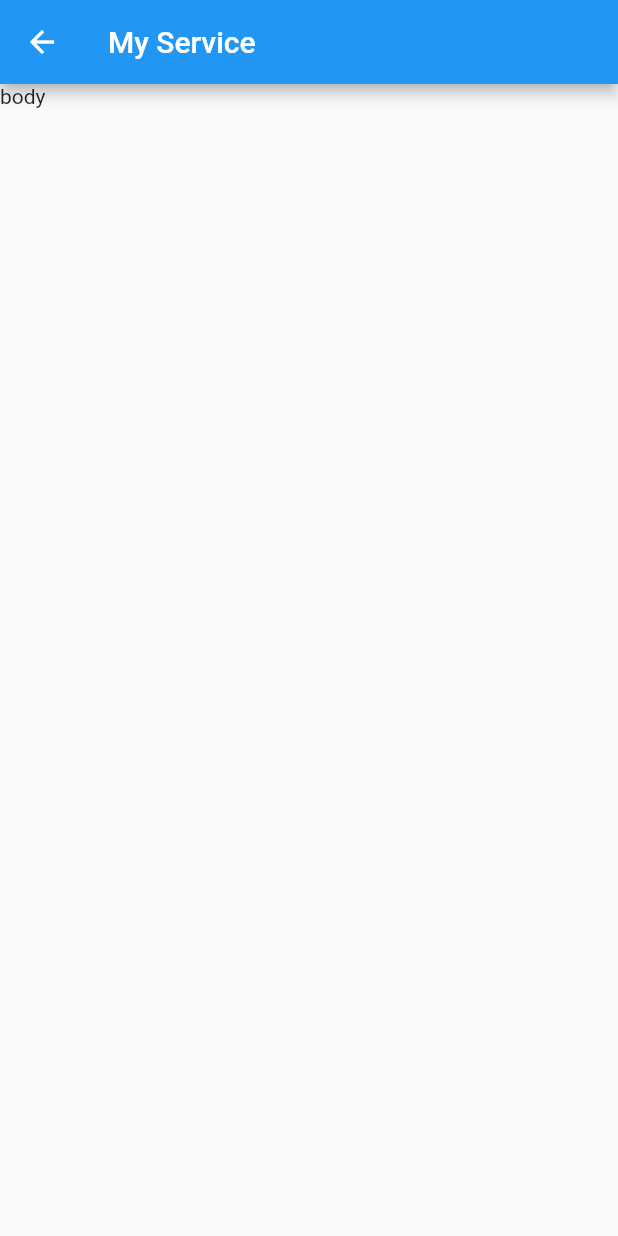
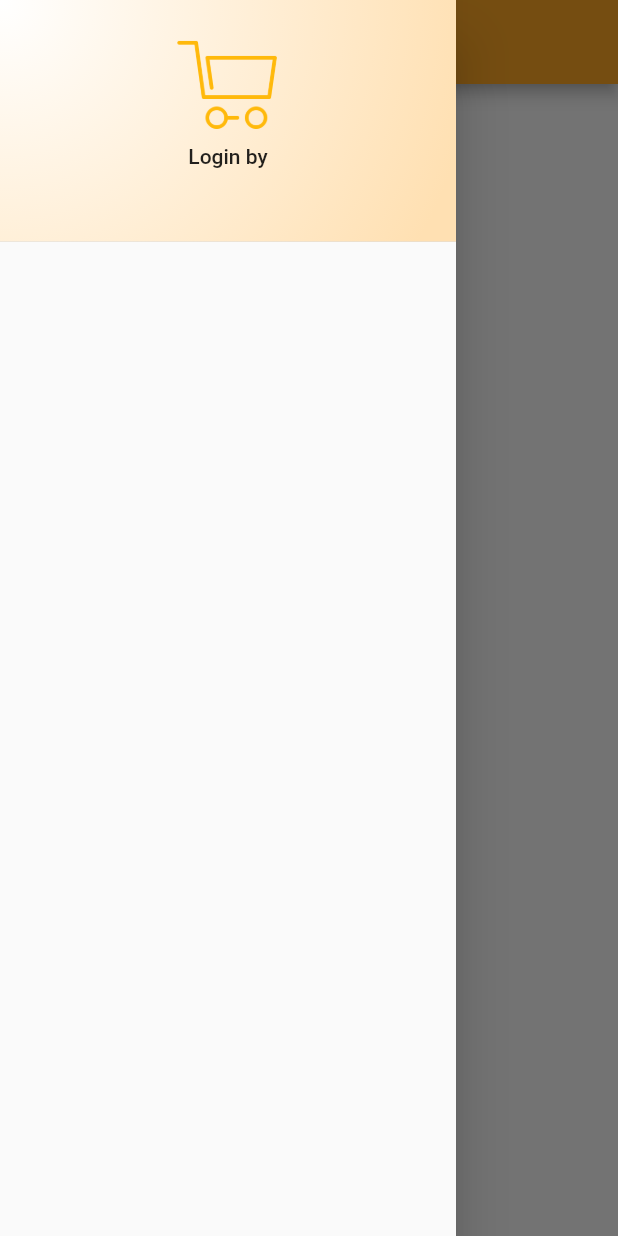
Before and after one commit to Sathitkingz/KingzShopping, a Flutter app: the myService screen opened directly, with the side drawer open (before the commit the screen has no drawer), on a phone screen of 412 x 824 dp. Run offline on Flutter 3.47's test engine with Material 2 defaults, Android fonts, the phone set to English and light mode, and no system bars; our stand-ins replace firebase_auth; accounts and stored records are empty.

Commit message:
finish 25072019

```diff
--- a/lib/screens/home.dart
+++ b/lib/screens/home.dart
@@ -1,4 +1,6 @@
+import 'package:firebase_auth/firebase_auth.dart';
 import 'package:flutter/material.dart';
+import 'package:kingz_shopping/screens/my_service.dart';
 import 'package:kingz_shopping/screens/sign_in.dart';
 import 'package:kingz_shopping/screens/sign_up.dart';
 
@@ -11,6 +13,23 @@ class _HomeState extends State<Home> {
 // explicit
   double myWidth = 200.0;
 // Method
+  @override
+  void initState() {
+    super.initState();
+    checkStatus();
+  }
+
+  Future<void> checkStatus() async {
+    FirebaseAuth firebaseAuth = FirebaseAuth.instance;
+    FirebaseUser firebaseUser = await firebaseAuth.currentUser();
+
+    if (firebaseUser != null) {
+      var serviceRoute =
+          MaterialPageRoute(builder: (BuildContext context) => myService());
+      Navigator.of(context)
+          .pushAndRemoveUntil(serviceRoute, (Route<dynamic> route) => false);
+    }
+  }
 
   Widget showAppName() {
     return Container(
@@ -96,7 +115,8 @@ class _HomeState extends State<Home> {
 
   @override
   Widget build(BuildContext context) {
-    return Scaffold(resizeToAvoidBottomPadding: false,
+    return Scaffold(
+      resizeToAvoidBottomPadding: false,
       body: Container(
         decoration: BoxDecoration(
           gradient: RadialGradient(
--- a/lib/screens/my_service.dart
+++ b/lib/screens/my_service.dart
@@ -1,3 +1,4 @@
+import 'package:firebase_auth/firebase_auth.dart';
 import 'package:flutter/material.dart';
 
 class myService extends StatefulWidget {
@@ -6,12 +7,97 @@ class myService extends StatefulWidget {
 }
 
 class _myServiceState extends State<myService> {
+// Explicit
+  FirebaseAuth firebaseAuth = FirebaseAuth.instance;
+  String displayNameString = '';
+
+// Method
+  @override
+  void initState() {
+    super.initState();
+    findDisplayName();
+  }
+
+  Future<void> findDisplayName() async {
+    FirebaseUser firebaseUser = await firebaseAuth.currentUser();
+    setState(() {
+      displayNameString = firebaseUser.displayName;
+    });
+    print('Name = $displayNameString');
+  }
+
+  Widget showTitle() {
+    return Column(
+      mainAxisAlignment: MainAxisAlignment.start,
+      children: <Widget>[showTopTile(), showBottomTitle()],
+    );
+  }
+
+  Widget showTopTile() {
+    return Container(
+      alignment: Alignment.center,
+      child: Text('Login by'),
+    );
+  }
+
+  Widget showBottomTitle() {
+    return Container(
+      alignment: Alignment.center,
+      child: Text(
+        '$displayNameString',
+        style: TextStyle(
+            fontSize: 14.0,
+            fontWeight: FontWeight.bold,
+            fontStyle: FontStyle.italic),
+      ),
+    );
+  }
+
+  Widget myDrawerMenu() {
+    return Drawer(
+      child: ListView(
+        children: <Widget>[
+          headDrawer(),
+        ],
+      ),
+    );
+  }
+
+  Widget headDrawer() {
+    return DrawerHeader(
+      decoration: BoxDecoration(
+          gradient: RadialGradient(
+        colors: [Colors.white, Colors.orange[100]],
+        center: Alignment.topLeft,
+        radius: 2.0,
+      )),
+      child: Column(
+        children: <Widget>[
+          showLogo(),
+          showTopTile(),
+          showBottomTitle(),
+        ],
+      ),
+    );
+  }
+
+  Widget showLogo() {
+    return Container(
+      alignment: Alignment.center,
+      height: 80.0,
+      child: Image.asset('images/logo.png'),
+    );
+  }
+
   @override
   Widget build(BuildContext context) {
     return Scaffold(
       appBar: AppBar(
-        title: Text('My Service'),
-      ),body: Text('body'),
+        backgroundColor: Colors.orange[400],
+        title: showTitle(),
+      ),
+      body: Text('body'),
+      drawer: myDrawerMenu(),
     );
   }
 }
```
